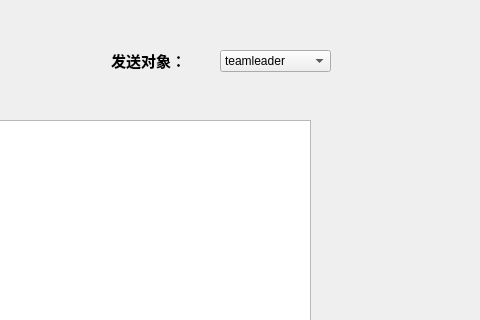
Old version of the form OutTime/teaminfo.ui in the repository agilelike/OurTime; both pictures show x 720 to 1200 and y 0 to 320 of the 1200 by 480 pixel window.
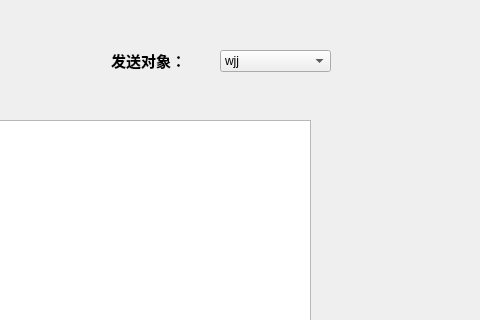
New version of the form.

```diff
--- a/OutTime/teaminfo.ui
+++ b/OutTime/teaminfo.ui
@@ -148,7 +148,7 @@
    </property>
    <item>
     <property name="text">
-     <string>teamleader</string>
+     <string>wjj</string>
     </property>
    </item>
    <item>
```
Left out of the diff: 2 changed lines with no effect on the pictures.
